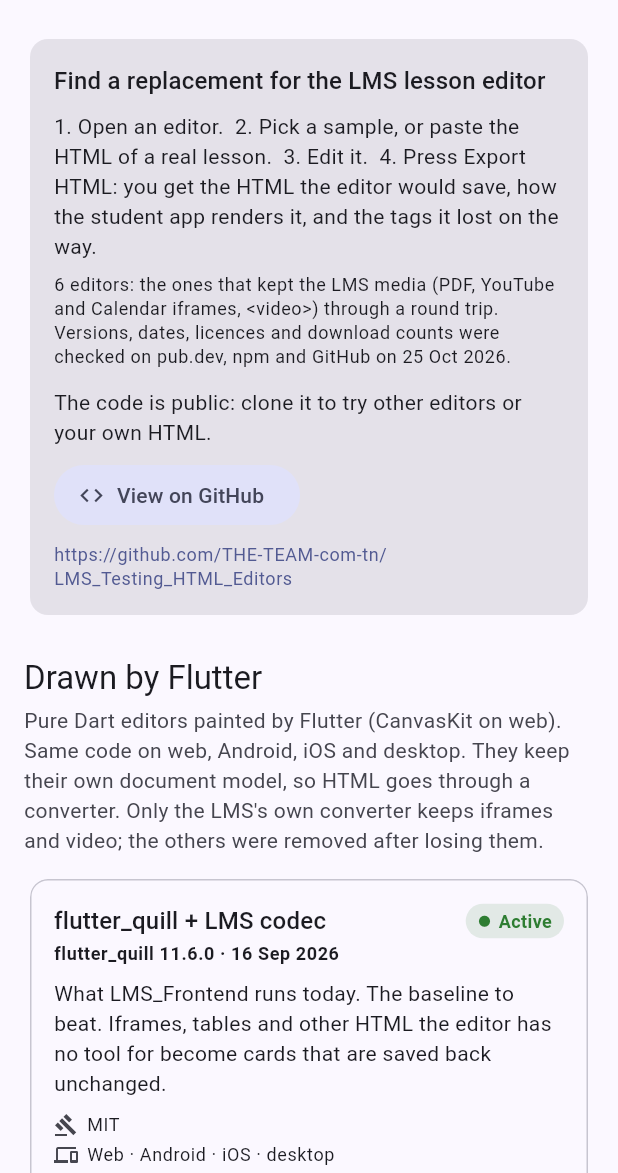
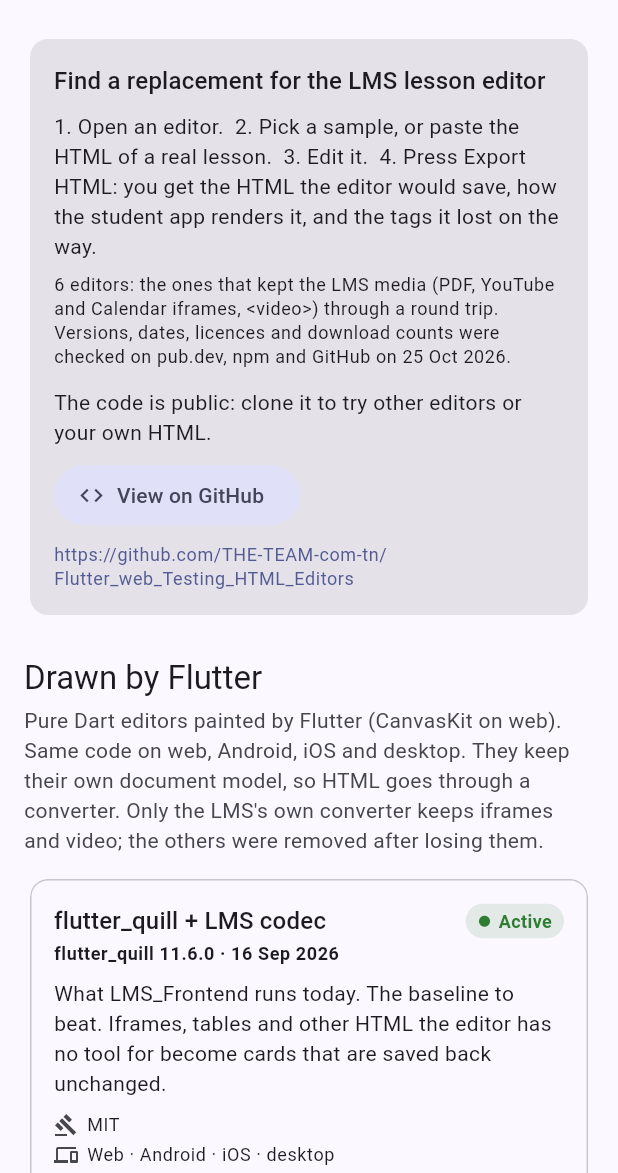
Before and after one commit to THE-TEAM-com-tn/Flutter_web_Testing_HTML_Editors, a Flutter app: the screen it shows after launch, on a phone screen of 412 x 824 dp, the part 63-1236 px from its top. Run offline on Flutter 3.47's test engine with Material 3 defaults, Android fonts, the phone set to English and light mode, and no system bars; our stand-ins replace flutter_widget_from_html, web; missing offline and left inert: dart:js_interop, dart:ui_web, flutter_quill, flutter_quill_extensions, html_editor_enhanced, html_editor_plus.

Commit message:
Rename the repo to Flutter_web_Testing_HTML_Editors
Point the home page's GitHub links at the new repository URL, and say at the
top of the README that the lab compares the updated, maintained HTML editors
for Flutter web.

```diff
--- a/lib/lab/home_page.dart
+++ b/lib/lab/home_page.dart
@@ -6,7 +6,7 @@
 import 'package:url_launcher/link.dart';
 
 /// The lab's public repository, linked from the app bar and the intro card.
-const String labRepositoryUrl = 'https://github.com/THE-TEAM-com-tn/LMS_Testing_HTML_Editors';
+const String labRepositoryUrl = 'https://github.com/THE-TEAM-com-tn/Flutter_web_Testing_HTML_Editors';
 
 /// The list of editors, grouped by how they are built.
 class HomePage extends StatelessWidget {
```
Also changed, not shown: 1 other file.
